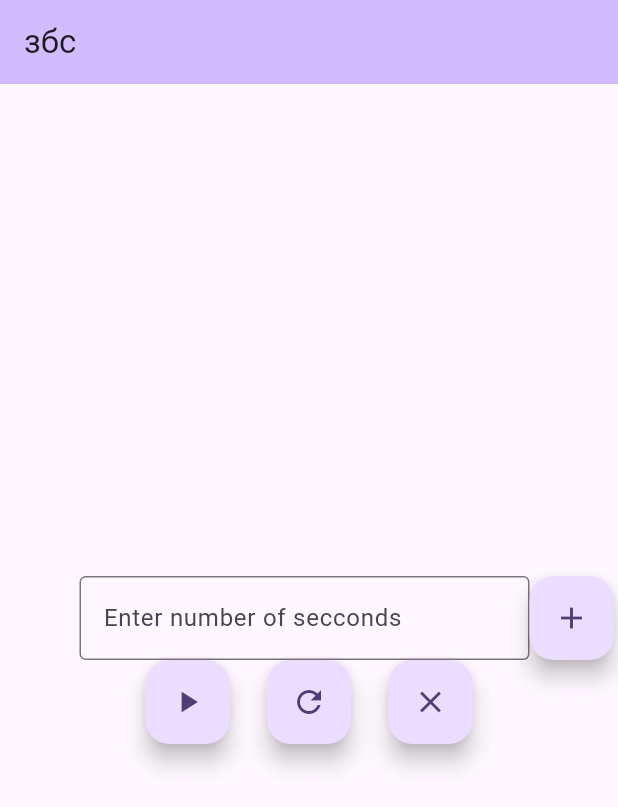
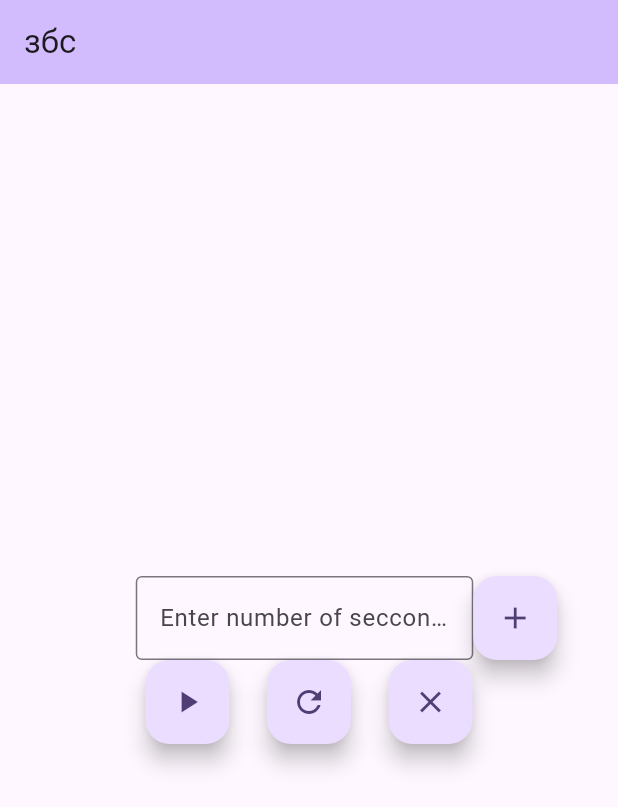
Before and after one commit to WayArts/log-poc, a Flutter app: the screen it shows after launch, on a phone screen of 412 x 824 dp. Shown: the top 807 px of the screen. Run offline on Flutter 3.47's test engine with Material 3 defaults, Android fonts, the phone set to English and light mode, and no system bars; our stand-ins replace just_audio, logger.

Commit message:
textbox size update

```diff
--- a/log_poc/lib/main.dart
+++ b/log_poc/lib/main.dart
@@ -226,7 +226,7 @@
                   width: 50,
                 ),
                 SizedBox(
-                  width: 300,
+                  width: 225,
                   child: TextField(
                     controller: _controller,
                     decoration: const InputDecoration(
```
